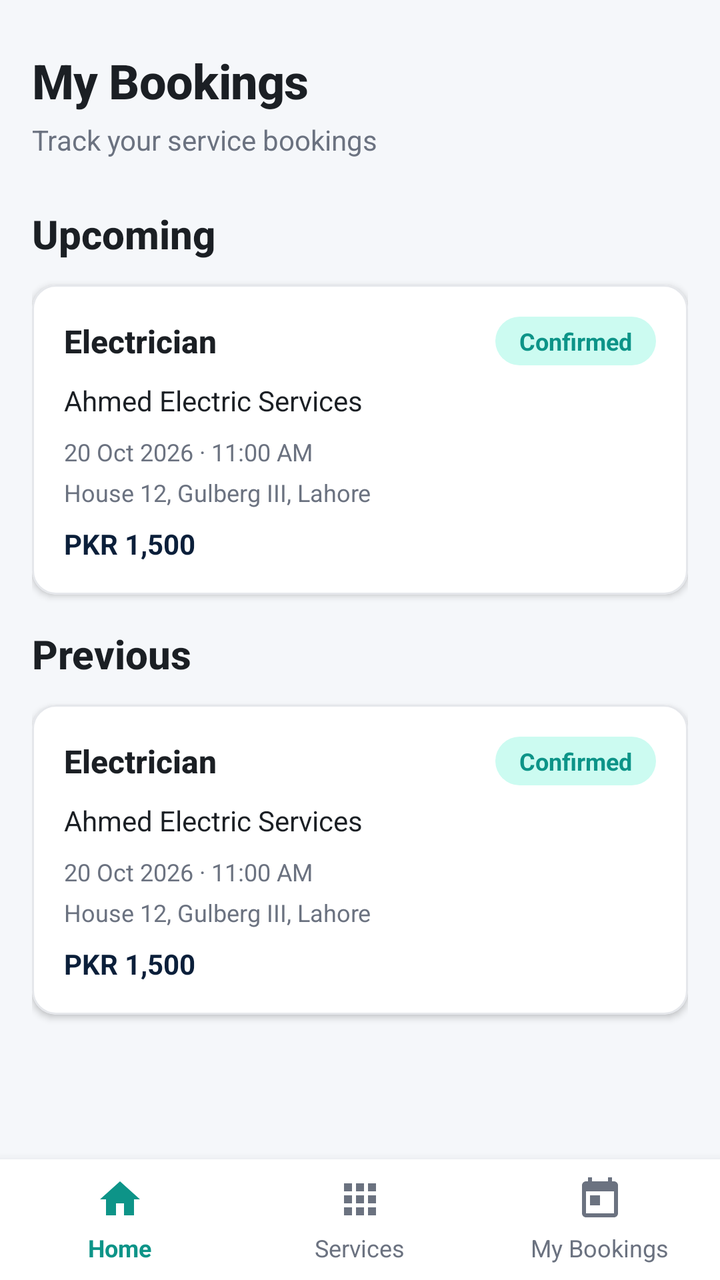
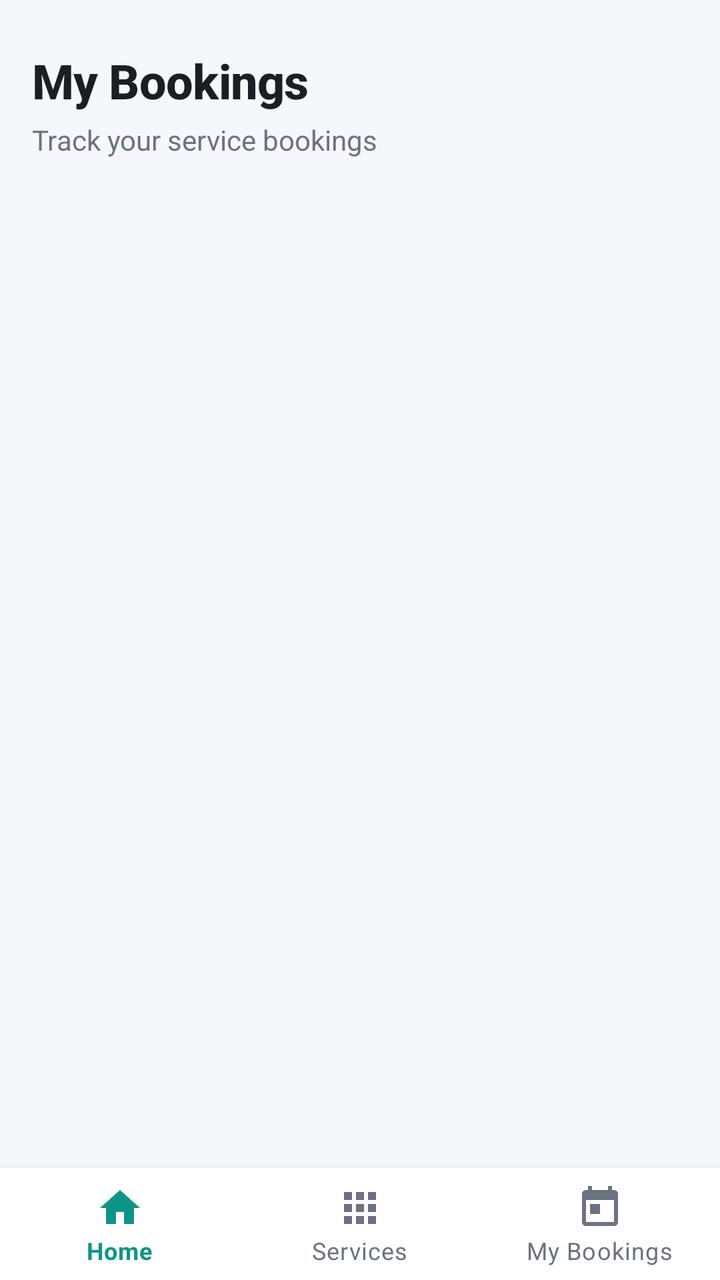

Two renders of the same Android screen: before a commit and after it. Below are the layout's source before the change and the commit's diff.
<!-- AndroidManifest.xml: application theme Theme.Homexa -->
<!-- res/layout/activity_my_bookings.xml -->
<?xml version="1.0" encoding="utf-8"?>
<LinearLayout xmlns:android="http://schemas.android.com/apk/res/android"
    android:layout_width="match_parent"
    android:layout_height="match_parent"
    android:background="@color/background"
    android:orientation="vertical">

    <androidx.core.widget.NestedScrollView
        android:layout_width="match_parent"
        android:layout_height="0dp"
        android:layout_weight="1"
        android:clipToPadding="false"
        android:fillViewport="true"
        android:overScrollMode="never">

        <LinearLayout
            android:layout_width="match_parent"
            android:layout_height="wrap_content"
            android:orientation="vertical"
            android:paddingStart="@dimen/screen_padding"
            android:paddingTop="@dimen/space_xl"
            android:paddingEnd="@dimen/screen_padding"
            android:paddingBottom="@dimen/space_lg">

            <TextView
                android:layout_width="match_parent"
                android:layout_height="wrap_content"
                android:text="@string/nav_bookings"
                android:textAppearance="@style/TextAppearance.Homexa.Title" />

            <TextView
                android:layout_width="match_parent"
                android:layout_height="wrap_content"
                android:layout_marginTop="@dimen/space_xs"
                android:text="@string/bookings_subtitle"
                android:textAppearance="@style/TextAppearance.Homexa.Body" />

            <TextView
                android:layout_width="match_parent"
                android:layout_height="wrap_content"
                android:layout_marginTop="@dimen/space_xl"
                android:text="@string/upcoming_bookings"
                android:textAppearance="@style/TextAppearance.Homexa.Heading" />

            <include
                layout="@layout/item_booking_card"
                android:layout_width="match_parent"
                android:layout_height="wrap_content"
                android:layout_marginTop="@dimen/space_md" />

            <TextView
                android:layout_width="match_parent"
                android:layout_height="wrap_content"
                android:layout_marginTop="@dimen/space_lg"
                android:text="@string/previous_bookings"
                android:textAppearance="@style/TextAppearance.Homexa.Heading" />

            <include
                layout="@layout/item_booking_card"
                android:layout_width="match_parent"
                android:layout_height="wrap_content"
                android:layout_marginTop="@dimen/space_md" />

        </LinearLayout>
    </androidx.core.widget.NestedScrollView>

    <include layout="@layout/view_bottom_nav" />

</LinearLayout>
<!-- res/layout/item_booking_card.xml (included above) -->
<?xml version="1.0" encoding="utf-8"?>
<com.google.android.material.card.MaterialCardView xmlns:android="http://schemas.android.com/apk/res/android"
    xmlns:app="http://schemas.android.com/apk/res-auto"
    android:id="@+id/bookingCardRoot"
    android:layout_width="match_parent"
    android:layout_height="wrap_content"
    android:layout_marginBottom="@dimen/space_md"
    app:cardBackgroundColor="@color/card_background"
    app:cardCornerRadius="@dimen/radius_medium"
    app:cardElevation="@dimen/card_elevation"
    app:strokeColor="@color/divider"
    app:strokeWidth="1dp">

    <LinearLayout
        android:layout_width="match_parent"
        android:layout_height="wrap_content"
        android:orientation="vertical"
        android:padding="@dimen/card_padding">

        <LinearLayout
            android:layout_width="match_parent"
            android:layout_height="wrap_content"
            android:gravity="center_vertical"
            android:orientation="horizontal">

            <TextView
                android:id="@+id/textBookingService"
                android:layout_width="0dp"
                android:layout_height="wrap_content"
                android:layout_weight="1"
                android:ellipsize="end"
                android:maxLines="1"
                android:text="@string/booking_sample_1_service"
                android:textAppearance="@style/TextAppearance.Homexa.Subheading" />

            <TextView
                android:id="@+id/textBookingStatus"
                android:layout_width="wrap_content"
                android:layout_height="wrap_content"
                android:background="@drawable/bg_status_confirmed"
                android:paddingStart="@dimen/space_md"
                android:paddingTop="@dimen/space_xs"
                android:paddingEnd="@dimen/space_md"
                android:paddingBottom="@dimen/space_xs"
                android:text="@string/status_confirmed"
                android:textAppearance="@style/TextAppearance.Homexa.Caption"
                android:textColor="@color/status_confirmed"
                android:textStyle="bold" />
        </LinearLayout>

        <TextView
            android:id="@+id/textBookingProvider"
            android:layout_width="match_parent"
            android:layout_height="wrap_content"
            android:layout_marginTop="@dimen/space_sm"
            android:text="@string/booking_sample_1_provider"
            android:textAppearance="@style/TextAppearance.Homexa.Body"
            android:textColor="@color/text_primary" />

        <TextView
            android:id="@+id/textBookingDateTime"
            android:layout_width="match_parent"
            android:layout_height="wrap_content"
            android:layout_marginTop="@dimen/space_sm"
            android:text="@string/booking_sample_1_datetime"
            android:textAppearance="@style/TextAppearance.Homexa.Caption" />

        <TextView
            android:id="@+id/textBookingAddress"
            android:layout_width="match_parent"
            android:layout_height="wrap_content"
            android:layout_marginTop="@dimen/space_xs"
            android:ellipsize="end"
            android:maxLines="2"
            android:text="@string/booking_sample_1_address"
            android:textAppearance="@style/TextAppearance.Homexa.Caption" />

        <TextView
            android:id="@+id/textBookingPrice"
            android:layout_width="match_parent"
            android:layout_height="wrap_content"
            android:layout_marginTop="@dimen/space_sm"
            android:text="@string/booking_sample_1_price"
            android:textAppearance="@style/TextAppearance.Homexa.Body"
            android:textColor="@color/primary"
            android:textStyle="bold" />

    </LinearLayout>

</com.google.android.material.card.MaterialCardView>
<!-- res/layout/view_bottom_nav.xml (included above) -->
<?xml version="1.0" encoding="utf-8"?>
<LinearLayout xmlns:android="http://schemas.android.com/apk/res/android"
    android:id="@+id/bottomNavigation"
    android:layout_width="match_parent"
    android:layout_height="wrap_content"
    android:background="@color/surface"
    android:elevation="8dp"
    android:orientation="horizontal"
    android:paddingTop="@dimen/space_sm"
    android:paddingBottom="@dimen/space_sm">

    <LinearLayout
        android:layout_width="0dp"
        android:layout_height="wrap_content"
        android:layout_weight="1"
        android:clickable="false"
        android:focusable="false"
        android:gravity="center"
        android:orientation="vertical">

        <ImageView
            android:layout_width="24dp"
            android:layout_height="24dp"
            android:contentDescription="@string/nav_home"
            android:src="@drawable/ic_nav_home"
            android:tint="@color/accent" />

        <TextView
            android:layout_width="wrap_content"
            android:layout_height="wrap_content"
            android:layout_marginTop="@dimen/space_xs"
            android:text="@string/nav_home"
            android:textAppearance="@style/TextAppearance.Homexa.Caption"
            android:textColor="@color/accent"
            android:textStyle="bold" />
    </LinearLayout>

    <LinearLayout
        android:layout_width="0dp"
        android:layout_height="wrap_content"
        android:layout_weight="1"
        android:clickable="false"
        android:focusable="false"
        android:gravity="center"
        android:orientation="vertical">

        <ImageView
            android:layout_width="24dp"
            android:layout_height="24dp"
            android:contentDescription="@string/nav_services"
            android:src="@drawable/ic_nav_services"
            android:tint="@color/text_secondary" />

        <TextView
            android:layout_width="wrap_content"
            android:layout_height="wrap_content"
            android:layout_marginTop="@dimen/space_xs"
            android:text="@string/nav_services"
            android:textAppearance="@style/TextAppearance.Homexa.Caption"
            android:textColor="@color/text_secondary" />
    </LinearLayout>

    <LinearLayout
        android:layout_width="0dp"
        android:layout_height="wrap_content"
        android:layout_weight="1"
        android:clickable="false"
        android:focusable="false"
        android:gravity="center"
        android:orientation="vertical">

        <ImageView
            android:layout_width="24dp"
            android:layout_height="24dp"
            android:contentDescription="@string/nav_bookings"
            android:src="@drawable/ic_nav_bookings"
            android:tint="@color/text_secondary" />

        <TextView
            android:layout_width="wrap_content"
            android:layout_height="wrap_content"
            android:layout_marginTop="@dimen/space_xs"
            android:text="@string/nav_bookings"
            android:textAppearance="@style/TextAppearance.Homexa.Caption"
            android:textColor="@color/text_secondary" />
    </LinearLayout>

</LinearLayout>
<!-- resources referenced by this layout -->
<resources>
  <color name="accent">#0D9488</color>
  <color name="card_background">#FFFFFF</color>
  <color name="divider">#E5E7EB</color>
  <color name="status_confirmed">#0D9488</color>
  <color name="surface">#FFFFFF</color>
  <dimen name="card_elevation">2dp</dimen>
  <dimen name="card_padding">16dp</dimen>
  <dimen name="radius_medium">12dp</dimen>
  <dimen name="space_lg">16dp</dimen>
  <dimen name="space_md">12dp</dimen>
  <dimen name="space_sm">8dp</dimen>
  <dimen name="space_xl">24dp</dimen>
  <dimen name="space_xs">4dp</dimen>
  <!-- drawable bg_status_confirmed (drawable) -->
  <?xml version="1.0" encoding="utf-8"?>
  <shape xmlns:android="http://schemas.android.com/apk/res/android"
      android:shape="rectangle">
      <solid android:color="@color/status_confirmed_bg" />
      <corners android:radius="@dimen/radius_pill" />
  </shape>
  <!-- drawable ic_nav_bookings (drawable) -->
  <?xml version="1.0" encoding="utf-8"?>
  <vector xmlns:android="http://schemas.android.com/apk/res/android"
      android:width="24dp"
      android:height="24dp"
      android:viewportWidth="24"
      android:viewportHeight="24">
      <path
          android:fillColor="@color/primary"
          android:pathData="M19,3h-1V1h-2v2H8V1H6v2H5C3.9,3 3,3.9 3,5v14c0,1.1 0.9,2 2,2h14c1.1,0 2,-0.9 2,-2V5C21,3.9 20.1,3 19,3zM19,19H5V8h14V19zM7,10h5v5H7z" />
  </vector>
  <!-- drawable ic_nav_home (drawable) -->
  <?xml version="1.0" encoding="utf-8"?>
  <vector xmlns:android="http://schemas.android.com/apk/res/android"
      android:width="24dp"
      android:height="24dp"
      android:viewportWidth="24"
      android:viewportHeight="24">
      <path
          android:fillColor="@color/primary"
          android:pathData="M10,20v-6h4v6h5v-8h3L12,3 2,12h3v8z" />
  </vector>
  <!-- drawable ic_nav_services (drawable) -->
  <?xml version="1.0" encoding="utf-8"?>
  <vector xmlns:android="http://schemas.android.com/apk/res/android"
      android:width="24dp"
      android:height="24dp"
      android:viewportWidth="24"
      android:viewportHeight="24">
      <path
          android:fillColor="@color/primary"
          android:pathData="M4,8h4V4H4v4zM10,20h4v-4h-4v4zM4,20h4v-4H4v4zM4,14h4v-4H4v4zM10,14h4v-4h-4v4zM16,4v4h4V4h-4zM10,8h4V4h-4v4zM16,14h4v-4h-4v4zM16,20h4v-4h-4v4z" />
  </vector>
  <string name="booking_sample_1_address">House 12, Gulberg III, Lahore</string>
  <string name="booking_sample_1_datetime">20 Oct 2026 · 11:00 AM</string>
  <string name="booking_sample_1_price">PKR 1,500</string>
  <string name="booking_sample_1_provider">Ahmed Electric Services</string>
  <string name="booking_sample_1_service">Electrician</string>
  <string name="nav_home">Home</string>
  <string name="nav_services">Services</string>
  <string name="previous_bookings">Previous</string>
  <string name="status_confirmed">Confirmed</string>
  <string name="upcoming_bookings">Upcoming</string>
  <style name="TextAppearance.Homexa.Caption">
          <item name="android:textSize">@dimen/text_caption</item>
          <item name="android:textColor">@color/text_secondary</item>
          <item name="android:fontFamily">sans-serif</item>
      </style>
  <style name="TextAppearance.Homexa.Heading">
          <item name="android:textSize">@dimen/text_heading</item>
          <item name="android:textColor">@color/text_primary</item>
          <item name="android:textStyle">bold</item>
          <item name="android:fontFamily">sans-serif-medium</item>
      </style>
  <style name="TextAppearance.Homexa.Subheading">
          <item name="android:textSize">@dimen/text_subheading</item>
          <item name="android:textColor">@color/text_primary</item>
          <item name="android:textStyle">bold</item>
          <item name="android:fontFamily">sans-serif-medium</item>
      </style>
  <color name="status_confirmed_bg">#CCFBF1</color>
  <dimen name="radius_pill">24dp</dimen>
  <dimen name="text_body">14sp</dimen>
  <dimen name="text_caption">12sp</dimen>
  <dimen name="text_heading">20sp</dimen>
  <dimen name="text_subheading">16sp</dimen>
  <dimen name="text_title">24sp</dimen>
  <!-- unchanged entries left out for length: 13 -->
</resources>

<!-- the commit's change to res/layout/activity_my_bookings.xml (unified diff, before → after) -->
@@ -5,245 +5,63 @@
     android:background="@color/background"
     android:orientation="vertical">
 
-    <androidx.core.widget.NestedScrollView
+    <LinearLayout
         android:layout_width="match_parent"
         android:layout_height="0dp"
         android:layout_weight="1"
-        android:clipToPadding="false"
-        android:fillViewport="true"
-        android:overScrollMode="never">
+        android:orientation="vertical"
+        android:paddingStart="@dimen/screen_padding"
+        android:paddingTop="@dimen/space_xl"
+        android:paddingEnd="@dimen/screen_padding">
 
-        <LinearLayout
+        <TextView
             android:layout_width="match_parent"
             android:layout_height="wrap_content"
-            android:orientation="vertical"
-            android:paddingStart="@dimen/screen_padding"
-            android:paddingTop="@dimen/space_xl"
-            android:paddingEnd="@dimen/screen_padding"
-            android:paddingBottom="@dimen/space_lg">
+            android:text="@string/nav_bookings"
+            android:textAppearance="@style/TextAppearance.Homexa.Title" />
 
-            <TextView
-                android:layout_width="match_parent"
-                android:layout_height="wrap_content"
-                android:text="@string/nav_bookings"
-                android:textAppearance="@style/TextAppearance.Homexa.Title" />
+        <TextView
+            android:layout_width="match_parent"
+            android:layout_height="wrap_content"
+            android:layout_marginTop="@dimen/space_xs"
+            android:text="@string/bookings_subtitle"
+            android:textAppearance="@style/TextAppearance.Homexa.Body" />
 
-            <TextView
-                android:layout_width="match_parent"
-                android:layout_height="wrap_content"
-                android:layout_marginTop="@dimen/space_xs"
-                android:text="@string/bookings_subtitle"
-                android:textAppearance="@style/TextAppearance.Homexa.Body" />
+        <androidx.recyclerview.widget.RecyclerView
+            android:id="@+id/recyclerBookings"
+            android:layout_width="match_parent"
+            android:layout_height="0dp"
+            android:layout_marginTop="@dimen/space_lg"
+            android:layout_weight="1"
+            android:clipToPadding="false"
+            android:overScrollMode="never"
+            android:paddingBottom="@dimen/space_md" />
 
-            <TextView
-                android:layout_width="match_parent"
-                android:layout_height="wrap_content"
-                android:layout_marginTop="@dimen/space_xl"
-                android:text="@string/upcoming_bookings"
-                android:textAppearance="@style/TextAppearance.Homexa.Heading" />
+        <TextView
+            android:id="@+id/textNoBookings"
+            android:layout_width="match_parent"
+            android:layout_height="0dp"
+            android:layout_weight="1"
+            android:gravity="center"
+            android:text="@string/no_bookings"
+            android:textAppearance="@style/TextAppearance.Homexa.Body"
+            android:visibility="gone" />
 
-            <include
-                layout="@layout/item_booking_card"
-                android:layout_width="match_parent"
-                android:layout_height="wrap_content"
-                android:layout_marginTop="@dimen/space_md" />
-
-            <TextView
-                android:layout_width="match_parent"
-                android:layout_height="wrap_content"
-                android:layout_marginTop="@dimen/space_lg"
-                android:text="@string/previous_bookings"
-                android:textAppearance="@style/TextAppearance.Homexa.Heading" />
-
-            <include
-                layout="@layout/item_booking_card"
-                android:layout_width="match_parent"
-                android:layout_height="wrap_content"
-                android:layout_marginTop="@dimen/space_md" />
-
-        </LinearLayout>
-    </androidx.core.widget.NestedScrollView>
+    </LinearLayout>
 
     <include layout="@layout/view_bottom_nav" />
 
 </LinearLayout>
-<!-- res/layout/item_booking_card.xml (included above) -->
-<?xml version="1.0" encoding="utf-8"?>
-<com.google.android.material.card.MaterialCardView xmlns:android="http://schemas.android.com/apk/res/android"
-    xmlns:app="http://schemas.android.com/apk/res-auto"
-    android:id="@+id/bookingCardRoot"
-    android:layout_width="match_parent"
-    android:layout_height="wrap_content"
-    android:layout_marginBottom="@dimen/space_md"
-    app:cardBackgroundColor="@color/card_background"
-    app:cardCornerRadius="@dimen/radius_medium"
-    app:cardElevation="@dimen/card_elevation"
-    app:strokeColor="@color/divider"
-    app:strokeWidth="1dp">
-
-    <LinearLayout
-        android:layout_width="match_parent"
-        android:layout_height="wrap_content"
-        android:orientation="vertical"
-        android:padding="@dimen/card_padding">
-
-        <LinearLayout
-            android:layout_width="match_parent"
-            android:layout_height="wrap_content"
-            android:gravity="center_vertical"
-            android:orientation="horizontal">
-
-            <TextView
-                android:id="@+id/textBookingService"
-                android:layout_width="0dp"
-                android:layout_height="wrap_content"
-                android:layout_weight="1"
-                android:ellipsize="end"
-                android:maxLines="1"
-                android:text="@string/booking_sample_1_service"
-                android:textAppearance="@style/TextAppearance.Homexa.Subheading" />
-
-            <TextView
-                android:id="@+id/textBookingStatus"
-                android:layout_width="wrap_content"
-                android:layout_height="wrap_content"
-                android:background="@drawable/bg_status_confirmed"
-                android:paddingStart="@dimen/space_md"
-                android:paddingTop="@dimen/space_xs"
-                android:paddingEnd="@dimen/space_md"
-                android:paddingBottom="@dimen/space_xs"
-                android:text="@string/status_confirmed"
-                android:textAppearance="@style/TextAppearance.Homexa.Caption"
-                android:textColor="@color/status_confirmed"
-                android:textStyle="bold" />
-        </LinearLayout>
-
-        <TextView
-            android:id="@+id/textBookingProvider"
-            android:layout_width="match_parent"
-            android:layout_height="wrap_content"
-            android:layout_marginTop="@dimen/space_sm"
-            android:text="@string/booking_sample_1_provider"
-            android:textAppearance="@style/TextAppearance.Homexa.Body"
-            android:textColor="@color/text_primary" />
-
-        <TextView
-            android:id="@+id/textBookingDateTime"
-            android:layout_width="match_parent"
-            android:layout_height="wrap_content"
-            android:layout_marginTop="@dimen/space_sm"
-            android:text="@string/booking_sample_1_datetime"
-            android:textAppearance="@style/TextAppearance.Homexa.Caption" />
-
-        <TextView
-            android:id="@+id/textBookingAddress"
-            android:layout_width="match_parent"
-            android:layout_height="wrap_content"
-            android:layout_marginTop="@dimen/space_xs"
-            android:ellipsize="end"
-            android:maxLines="2"
-            android:text="@string/booking_sample_1_address"
-            android:textAppearance="@style/TextAppearance.Homexa.Caption" />
-
-        <TextView
-            android:id="@+id/textBookingPrice"
-            android:layout_width="match_parent"
-            android:layout_height="wrap_content"
-            android:layout_marginTop="@dimen/space_sm"
-            android:text="@string/booking_sample_1_price"
-            android:textAppearance="@style/TextAppearance.Homexa.Body"
-            android:textColor="@color/primary"
-            android:textStyle="bold" />
-
-    </LinearLayout>
-
-</com.google.android.material.card.MaterialCardView>
 <!-- res/layout/view_bottom_nav.xml (included above) -->
 <?xml version="1.0" encoding="utf-8"?>
-<LinearLayout xmlns:android="http://schemas.android.com/apk/res/android"
+<com.google.android.material.bottomnavigation.BottomNavigationView xmlns:android="http://schemas.android.com/apk/res/android"
+    xmlns:app="http://schemas.android.com/apk/res-auto"
     android:id="@+id/bottomNavigation"
     android:layout_width="match_parent"
     android:layout_height="wrap_content"
     android:background="@color/surface"
     android:elevation="8dp"
-    android:orientation="horizontal"
-    android:paddingTop="@dimen/space_sm"
-    android:paddingBottom="@dimen/space_sm">
-
-    <LinearLayout
-        android:layout_width="0dp"
-        android:layout_height="wrap_content"
-        android:layout_weight="1"
-        android:clickable="false"
-        android:focusable="false"
-        android:gravity="center"
-        android:orientation="vertical">
-
-        <ImageView
-            android:layout_width="24dp"
-            android:layout_height="24dp"
-            android:contentDescription="@string/nav_home"
-            android:src="@drawable/ic_nav_home"
-            android:tint="@color/accent" />
-
-        <TextView
-            android:layout_width="wrap_content"
-            android:layout_height="wrap_content"
-            android:layout_marginTop="@dimen/space_xs"
-            android:text="@string/nav_home"
-            android:textAppearance="@style/TextAppearance.Homexa.Caption"
-            android:textColor="@color/accent"
-            android:textStyle="bold" />
-    </LinearLayout>
-
-    <LinearLayout
-        android:layout_width="0dp"
-        android:layout_height="wrap_content"
-        android:layout_weight="1"
-        android:clickable="false"
-        android:focusable="false"
-        android:gravity="center"
-        android:orientation="vertical">
-
-        <ImageView
-            android:layout_width="24dp"
-            android:layout_height="24dp"
-            android:contentDescription="@string/nav_services"
-            android:src="@drawable/ic_nav_services"
-            android:tint="@color/text_secondary" />
-
-        <TextView
-            android:layout_width="wrap_content"
-            android:layout_height="wrap_content"
-            android:layout_marginTop="@dimen/space_xs"
-            android:text="@string/nav_services"
-            android:textAppearance="@style/TextAppearance.Homexa.Caption"
-            android:textColor="@color/text_secondary" />
-    </LinearLayout>
-
-    <LinearLayout
-        android:layout_width="0dp"
-        android:layout_height="wrap_content"
-        android:layout_weight="1"
-        android:clickable="false"
-        android:focusable="false"
-        android:gravity="center"
-        android:orientation="vertical">
-
-        <ImageView
-            android:layout_width="24dp"
-            android:layout_height="24dp"
-            android:contentDescription="@string/nav_bookings"
-            android:src="@drawable/ic_nav_bookings"
-            android:tint="@color/text_secondary" />
-
-        <TextView
-            android:layout_width="wrap_content"
-            android:layout_height="wrap_content"
-            android:layout_marginTop="@dimen/space_xs"
-            android:text="@string/nav_bookings"
-            android:textAppearance="@style/TextAppearance.Homexa.Caption"
-            android:textColor="@color/text_secondary" />
-    </LinearLayout>
-
-</LinearLayout>
+    app:itemIconTint="@color/bottom_nav_color"
+    app:itemTextColor="@color/bottom_nav_color"
+    app:labelVisibilityMode="labeled"
+    app:menu="@menu/bottom_nav_menu" />
<!-- resource entries referenced after the edit -->
@@ -1,91 +1,13 @@
 <!-- resources referenced by this layout -->
 <resources>
   <color name="accent">#0D9488</color>
-  <color name="card_background">#FFFFFF</color>
-  <color name="divider">#E5E7EB</color>
-  <color name="status_confirmed">#0D9488</color>
   <color name="surface">#FFFFFF</color>
-  <dimen name="card_elevation">2dp</dimen>
-  <dimen name="card_padding">16dp</dimen>
-  <dimen name="radius_medium">12dp</dimen>
   <dimen name="space_lg">16dp</dimen>
   <dimen name="space_md">12dp</dimen>
-  <dimen name="space_sm">8dp</dimen>
   <dimen name="space_xl">24dp</dimen>
   <dimen name="space_xs">4dp</dimen>
-  <!-- drawable bg_status_confirmed (drawable) -->
-  <?xml version="1.0" encoding="utf-8"?>
-  <shape xmlns:android="http://schemas.android.com/apk/res/android"
-      android:shape="rectangle">
-      <solid android:color="@color/status_confirmed_bg" />
-      <corners android:radius="@dimen/radius_pill" />
-  </shape>
-  <!-- drawable ic_nav_bookings (drawable) -->
-  <?xml version="1.0" encoding="utf-8"?>
-  <vector xmlns:android="http://schemas.android.com/apk/res/android"
-      android:width="24dp"
-      android:height="24dp"
-      android:viewportWidth="24"
-      android:viewportHeight="24">
-      <path
-          android:fillColor="@color/primary"
-          android:pathData="M19,3h-1V1h-2v2H8V1H6v2H5C3.9,3 3,3.9 3,5v14c0,1.1 0.9,2 2,2h14c1.1,0 2,-0.9 2,-2V5C21,3.9 20.1,3 19,3zM19,19H5V8h14V19zM7,10h5v5H7z" />
-  </vector>
-  <!-- drawable ic_nav_home (drawable) -->
-  <?xml version="1.0" encoding="utf-8"?>
-  <vector xmlns:android="http://schemas.android.com/apk/res/android"
-      android:width="24dp"
-      android:height="24dp"
-      android:viewportWidth="24"
-      android:viewportHeight="24">
-      <path
-          android:fillColor="@color/primary"
-          android:pathData="M10,20v-6h4v6h5v-8h3L12,3 2,12h3v8z" />
-  </vector>
-  <!-- drawable ic_nav_services (drawable) -->
-  <?xml version="1.0" encoding="utf-8"?>
-  <vector xmlns:android="http://schemas.android.com/apk/res/android"
-      android:width="24dp"
-      android:height="24dp"
-      android:viewportWidth="24"
-      android:viewportHeight="24">
-      <path
-          android:fillColor="@color/primary"
-          android:pathData="M4,8h4V4H4v4zM10,20h4v-4h-4v4zM4,20h4v-4H4v4zM4,14h4v-4H4v4zM10,14h4v-4h-4v4zM16,4v4h4V4h-4zM10,8h4V4h-4v4zM16,14h4v-4h-4v4zM16,20h4v-4h-4v4z" />
-  </vector>
-  <string name="booking_sample_1_address">House 12, Gulberg III, Lahore</string>
-  <string name="booking_sample_1_datetime">20 Oct 2026 · 11:00 AM</string>
-  <string name="booking_sample_1_price">PKR 1,500</string>
-  <string name="booking_sample_1_provider">Ahmed Electric Services</string>
-  <string name="booking_sample_1_service">Electrician</string>
-  <string name="nav_home">Home</string>
-  <string name="nav_services">Services</string>
-  <string name="previous_bookings">Previous</string>
-  <string name="status_confirmed">Confirmed</string>
-  <string name="upcoming_bookings">Upcoming</string>
-  <style name="TextAppearance.Homexa.Caption">
-          <item name="android:textSize">@dimen/text_caption</item>
-          <item name="android:textColor">@color/text_secondary</item>
-          <item name="android:fontFamily">sans-serif</item>
-      </style>
-  <style name="TextAppearance.Homexa.Heading">
-          <item name="android:textSize">@dimen/text_heading</item>
-          <item name="android:textColor">@color/text_primary</item>
-          <item name="android:textStyle">bold</item>
-          <item name="android:fontFamily">sans-serif-medium</item>
-      </style>
-  <style name="TextAppearance.Homexa.Subheading">
-          <item name="android:textSize">@dimen/text_subheading</item>
-          <item name="android:textColor">@color/text_primary</item>
-          <item name="android:textStyle">bold</item>
-          <item name="android:fontFamily">sans-serif-medium</item>
-      </style>
-  <color name="status_confirmed_bg">#CCFBF1</color>
-  <dimen name="radius_pill">24dp</dimen>
+  <string name="no_bookings">No bookings yet</string>
   <dimen name="text_body">14sp</dimen>
-  <dimen name="text_caption">12sp</dimen>
-  <dimen name="text_heading">20sp</dimen>
-  <dimen name="text_subheading">16sp</dimen>
   <dimen name="text_title">24sp</dimen>
   <!-- unchanged entries left out for length: 13 -->
 </resources>
